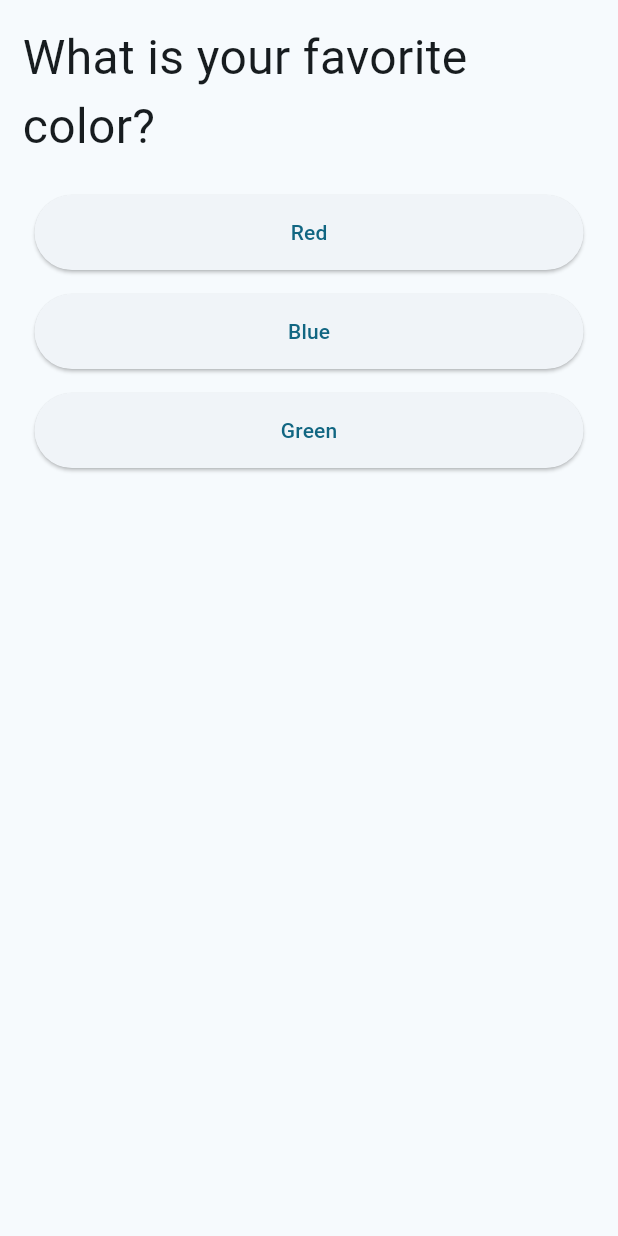
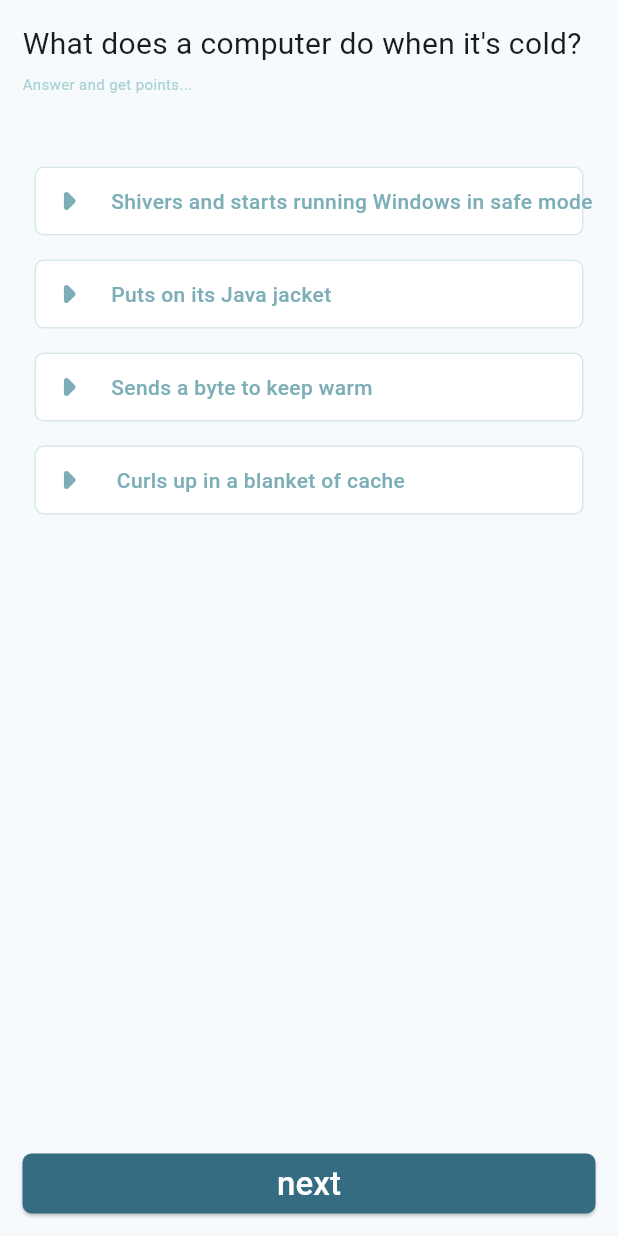
Before and after one commit to LujainAbuRajab/quiz_app, a Flutter app: the screen it shows after launch, on a phone screen of 412 x 824 dp. Run offline on Flutter 3.47's test engine with Material 3 defaults, Android fonts, the phone set to English and light mode, and no system bars.

Commit message:
basic Q. added + a simple UI

```diff
--- a/lib/main.dart
+++ b/lib/main.dart
@@ -15,10 +15,10 @@ class MyApp extends StatelessWidget {
       home: const MyHomePage(),
       theme: ThemeData(
         colorScheme: ColorScheme.fromSeed(seedColor: Colors.blueGrey),
-        appBarTheme: const AppBarTheme(
-          backgroundColor: Colors.lightGreenAccent,
-          foregroundColor: Colors.white30,
-        ),
+        // appBarTheme: const AppBarTheme(
+        //   backgroundColor: Colors.lightGreenAccent,
+        //   foregroundColor: Colors.white30,
+        // ),
         useMaterial3: true,
       ),
     );
--- a/lib/models/question_with_answer.dart
+++ b/lib/models/question_with_answer.dart
@@ -1,8 +1,9 @@
+
 
 
 class QuestionWithAnswer {
   final String question;
-  final List<String> answers;
+  final List<Answer> answers;
   final String correctAnswer;
 
   QuestionWithAnswer(
@@ -10,6 +11,35 @@ class QuestionWithAnswer {
      required this.answers,
      required this.correctAnswer,
     });
+}
 
+class Answer{
+  final String text;
+  //final IconData icon;
 
+  Answer({required this.text});
 }
+
+    List<QuestionWithAnswer> questionsWithAnswers = [
+      QuestionWithAnswer(
+        question: "What does a computer do when it's cold?",
+        answers: [
+          Answer(text: "Shivers and starts running Windows in safe mode",),
+          Answer(text: "Puts on its Java jacket",),
+          Answer(text:  "Sends a byte to keep warm",),
+          Answer(text:  " Curls up in a blanket of cache",),
+        ],
+        correctAnswer: "Shivers and starts running Windows in safe mode",
+      ),
+
+      QuestionWithAnswer(
+        question: "Why did the computer go to therapy?",
+        answers: [
+          Answer(text: "It had too many unresolved issues",),
+          Answer(text: "It couldn't find its cache of emotions",),
+          Answer(text: "It was suffering from a bad case of cookies",),
+          Answer(text: "It needed to express its hexadecimal feelings",),
+        ],
+        correctAnswer: "It needed to express its hexadecimal feelings",
+      ),
+    ];
--- a/lib/pages/home_page.dart
+++ b/lib/pages/home_page.dart
@@ -1,5 +1,9 @@
 import 'package:flutter/material.dart';
 import 'package:quiz_app2/models/question_with_answer.dart';
+import 'package:quiz_app2/utils/app_colors.dart';
+import 'package:quiz_app2/widgets/answer_widget_iter.dart';
+import 'package:quiz_app2/widgets/congtats_widgets.dart';
+import 'package:quiz_app2/widgets/main_button.dart';
 
 class MyHomePage extends StatefulWidget {
   const MyHomePage({super.key});
@@ -12,6 +16,7 @@ class _MyHomePageState extends State<MyHomePage> {
   int questionIndex = 0;
   bool isFinished = false;
   int score = 0;
+  String? selectedAnswer;
 
   void answerQuestion(){
     debugPrint('Answer Chosen');
@@ -20,42 +25,51 @@ class _MyHomePageState extends State<MyHomePage> {
   @override
   Widget build(BuildContext context) {
 
-    List<QuestionWithAnswer> questionsWithAnswers = [
-      QuestionWithAnswer(
-        question: 'What is your favorite color?',
-        answers: ['Red','Blue','Green'],
-        correctAnswer: 'Blue',
+    return  Scaffold(
+      body: SafeArea(
+        child: Center(
+          child: Padding(
+            padding: const EdgeInsets.all(15.0),
+            child: !isFinished ? Column(
+              crossAxisAlignment: CrossAxisAlignment.start,
+              children: [
+
+                  Padding(
+                      padding: const EdgeInsets.only(bottom:5),
+                      child: Text(
+                        questionsWithAnswers[questionIndex].question,
+                        style: const TextStyle(fontSize: 20),
+                      ),
+                  ),
+                  const Text(
+                    "Answer and get points...",
+                    style: TextStyle(
+                      color: AppColors.babyBlue,
+                      fontSize: 10,
+                    ),
+                  ),
+                  const SizedBox(height: 40,),
+                  Column(
+                        children: questionsWithAnswers[questionIndex]
+                            .answers
+                            .map((answer) => AnswerWidgetItem(
+                                  answer: answer,
+                                  selectedAnswer: selectedAnswer,
+                                  onTap: () {
+                                    setState(() {
+                                      selectedAnswer = answer.text;
+                                    });
+                                  },
+                                ))
+                            .toList(),
                       ),
 
-      QuestionWithAnswer(
-        question: 'In what city were you born?',
-        answers: ['New York','Hebron','Tokyo'],
-        correctAnswer: 'Hebron',
-      ),
-    ];
-
-    return  Scaffold(
-      body: Center(
-        child: Padding(
-          padding: const EdgeInsets.all(15.0),
-          child: Column(
-            children: [
-              if(!isFinished) ...[
-                Padding(
-                    padding: const EdgeInsets.only(bottom:15),
-                    child: Text(
-                      questionsWithAnswers[questionIndex].question,
-                      style: const TextStyle(fontSize: 32),
-                    ),
-                ),
-                Column(
-                  children: questionsWithAnswers[questionIndex].answers.map((answer) => Padding(
-                    padding: const EdgeInsets.all(8.0),
-                    child: answerButton(
-                      text: answer,
-                      onPressed: () {
+                  const Spacer(),
+                  MainButton(
+                    text: "next",
+                    onTap: () {
                          setState(() {
-                          if(answer == questionsWithAnswers[questionIndex].correctAnswer)
+                            if(selectedAnswer == questionsWithAnswers[questionIndex].correctAnswer)
                                 score++;
                             if(questionIndex < questionsWithAnswers.length - 1){
                               questionIndex++;
@@ -65,42 +79,22 @@ class _MyHomePageState extends State<MyHomePage> {
                               isFinished=true;
                             }
                         });
-                    },),
-                  ),).toList(),
+                      },
                   ),
                ],
-                if(isFinished) ...[
-                  const Text(
-                    "You have completed the quiz.",
-                    style: TextStyle(
-                      color: Colors.green,
-                      fontSize: 20,
-                      fontWeight: FontWeight.w600,
-                    )
+              ) : CongratsWidgets(
+                    score: score,
+                    onTap: () {
+                      setState(() {
+                        questionIndex = 0;
+                        isFinished = false;
+                        score = 0;
+                      });
+                    },
                   ),
-                  const SizedBox(height: 20,),
-                  Text(
-                    'Your Score: ${score}/${questionsWithAnswers.length}',
-                    style: const TextStyle(
-                      fontSize: 15,
-                      fontWeight: FontWeight.w600,
-                    ),
-                  ),
-                ],
-              ],
             ),
           ),
       ),
       );
   }
-
-  Widget answerButton({required String text, required VoidCallback onPressed}){
-      return SizedBox(
-        width: double.infinity,
-        height: 50,
-        child: ElevatedButton(
-          onPressed: onPressed,
-          child: Text(text),
-      ));
 }
-}
--- /dev/null
+++ b/lib/utils/app_colors.dart
@@ -0,0 +1,12 @@
+import 'package:flutter/material.dart';
+
+class AppColors {
+  static const Color babyBlue = Color(0xffaad1d3);
+  static const Color avgBlue = Color(0xff7caeb8);
+  static const Color darkBlue = Color(0xff366c82);
+  static const Color navy = Color(0xff0a344e);
+  static const Color white = Color.fromARGB(255, 255, 255, 255);
+
+
+
+}
--- /dev/null
+++ b/lib/widgets/answer_widget_iter.dart
@@ -0,0 +1,65 @@
+import 'package:flutter/material.dart';
+import 'package:quiz_app2/models/question_with_answer.dart';
+import 'package:quiz_app2/utils/app_colors.dart';
+
+class AnswerWidgetItem extends StatelessWidget {
+  final Answer answer;
+  final String? selectedAnswer;
+  final VoidCallback onTap;
+  const AnswerWidgetItem({
+    super.key,
+    required this.answer,
+    this.selectedAnswer,
+    required this.onTap,
+  });
+
+  @override
+  Widget build(BuildContext context) {
+
+    return Padding(
+                      padding: const EdgeInsets.all(8.0),
+                      child: InkWell(
+                        onTap: onTap,
+                        child: Container(
+                          decoration: BoxDecoration(
+                            color: selectedAnswer == answer.text
+                                ? AppColors.darkBlue.withOpacity(0.6)
+                                : AppColors.white,
+                            border: Border.all(
+                              width: 1,
+                              color: AppColors.avgBlue.withOpacity(0.3),
+                            ),
+                            borderRadius: BorderRadius.circular(6),
+                          ) ,
+                          child: Padding(
+                            padding: const EdgeInsets.all(2.0),
+                            child: Row(
+                              children: [
+                                //selectedAnswer == answer? Icon(Icon.arrow_right_sharp : Icons.arrow_drop_down_sharp);
+                                //const Icon(selectedAnswer == answer? Icon.arrow_right_sharp :Icons.arrow_drop_down_sharp),
+                                Icon(
+                                  Icons.arrow_right_rounded,
+                                  size: 40,
+                                  color: selectedAnswer == answer.text
+                                      ? AppColors.white
+                                      : AppColors.avgBlue ,
+                                ),
+                                const SizedBox(width: 8,),
+                                Text(
+                                  answer.text,
+                                  style: TextStyle(
+                                    color: selectedAnswer == answer.text
+                                        ? AppColors.white
+                                        : AppColors.avgBlue,
+                                    fontWeight: selectedAnswer == answer.text
+                                        ? FontWeight.w800
+                                        : FontWeight.w500 ,
+                                  ),
+                                ),
+                              ],
+                            ),
+                          )
+                        )
+                      ));
+  }
+}
--- /dev/null
+++ b/lib/widgets/congtats_widgets.dart
@@ -0,0 +1,36 @@
+import 'package:flutter/material.dart';
+import 'package:quiz_app2/models/question_with_answer.dart';
+
+class CongratsWidgets extends StatelessWidget {
+  final int score;
+  final VoidCallback onTap;
+  const CongratsWidgets({super.key, required this.score, required this.onTap });
+
+  @override
+  Widget build(BuildContext context) {
+    return Column(
+                children: [
+                  const Text(
+                      "You have completed the quiz.",
+                      style: TextStyle(
+                        color: Color(0xffaad1d3) ,
+                        fontSize: 20,
+                        fontWeight: FontWeight.w600,
+                      )
+                    ),
+                    const SizedBox(height: 20,),
+                    Text(
+                      'Your Score: ${score}/${questionsWithAnswers.length}',
+                      style: const TextStyle(
+                        fontSize: 15,
+                        fontWeight: FontWeight.w600,
+                      ),
+                    ),
+                    const SizedBox(height: 10,),
+                    TextButton(
+                      onPressed: onTap,
+                      child: const Text('reset Quiz'),),
+                ],
+              );
+  }
+}
--- /dev/null
+++ b/lib/widgets/main_button.dart
@@ -0,0 +1,38 @@
+// ignore_for_file: public_member_api_docs, sort_constructors_first
+import 'package:flutter/material.dart';
+
+import 'package:quiz_app2/utils/app_colors.dart';
+
+class MainButton extends StatelessWidget {
+  final VoidCallback onTap;
+  final String text;
+  const MainButton({
+    super.key,
+    required this.onTap,
+    required this.text,
+  });
+
+  @override
+  Widget build(BuildContext context) {
+    return SizedBox(
+                    width: double.infinity,
+                    height: 40,
+                    child: ElevatedButton(
+                      onPressed: onTap,
+                      style: ElevatedButton.styleFrom(
+                        backgroundColor: AppColors.darkBlue,
+                        foregroundColor: AppColors.white,
+                        shape: RoundedRectangleBorder(
+                          borderRadius: BorderRadius.circular(6),
+                        ),
+                      ),
+                      child: Text(
+                        text,
+                        style: TextStyle(
+                          fontSize: 22,
+                        ),
+                      ),
+                    ),
+                  );
+  }
+}
```
Lines whose indentation alone changed are shown as unchanged.
